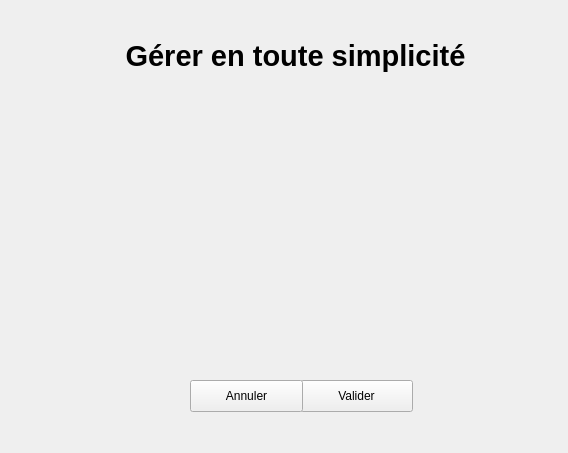
Qt form fenetreoperateur.ui (TitiCrou/TAC) before a commit.
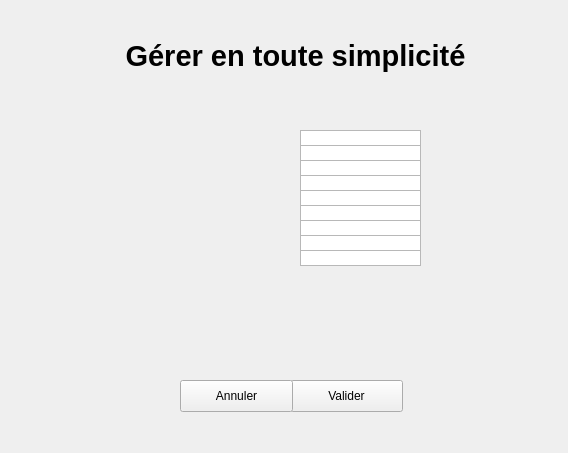
The same form after that commit. The open tabs and pages were chosen to show the change.

The edit to the form file:
```diff
--- a/fenetreoperateur.ui
+++ b/fenetreoperateur.ui
@@ -213,7 +213,7 @@
      <widget class="QPushButton" name="validationAjout">
       <property name="geometry">
        <rect>
-        <x>280</x>
+        <x>270</x>
         <y>360</y>
         <width>113</width>
         <height>32</height>
@@ -226,7 +226,7 @@
      <widget class="QPushButton" name="annulationAjout">
       <property name="geometry">
        <rect>
-        <x>170</x>
+        <x>160</x>
         <y>360</y>
         <width>113</width>
         <height>32</height>
@@ -236,6 +236,171 @@
        <string>Annuler</string>
       </property>
      </widget>
+     <widget class="QTextEdit" name="addMarque">
+      <property name="geometry">
+       <rect>
+        <x>280</x>
+        <y>110</y>
+        <width>121</width>
+        <height>16</height>
+       </rect>
+      </property>
+      <property name="font">
+       <font>
+        <pointsize>11</pointsize>
+       </font>
+      </property>
+      <property name="verticalScrollBarPolicy">
+       <enum>Qt::ScrollBarAlwaysOff</enum>
+      </property>
+      <property name="horizontalScrollBarPolicy">
+       <enum>Qt::ScrollBarAlwaysOff</enum>
+      </property>
+     </widget>
+     <widget class="QTextEdit" name="addModele">
+      <property name="geometry">
+       <rect>
+        <x>280</x>
+        <y>125</y>
+        <width>121</width>
+        <height>16</height>
+       </rect>
+      </property>
+      <property name="font">
+       <font>
+        <pointsize>11</pointsize>
+       </font>
+      </property>
+      <property name="verticalScrollBarPolicy">
+       <enum>Qt::ScrollBarAlwaysOff</enum>
+      </property>
+     </widget>
+     <widget class="QTextEdit" name="addOption1">
+      <property name="geometry">
+       <rect>
+        <x>280</x>
+        <y>185</y>
+        <width>121</width>
+        <height>16</height>
+       </rect>
+      </property>
+      <property name="font">
+       <font>
+        <pointsize>11</pointsize>
+       </font>
+      </property>
+      <property name="verticalScrollBarPolicy">
+       <enum>Qt::ScrollBarAlwaysOff</enum>
+      </property>
+     </widget>
+     <widget class="QTextEdit" name="addPrix">
+      <property name="geometry">
+       <rect>
+        <x>280</x>
+        <y>155</y>
+        <width>121</width>
+        <height>16</height>
+       </rect>
+      </property>
+      <property name="font">
+       <font>
+        <pointsize>11</pointsize>
+       </font>
+      </property>
+      <property name="verticalScrollBarPolicy">
+       <enum>Qt::ScrollBarAlwaysOff</enum>
+      </property>
+     </widget>
+     <widget class="QTextEdit" name="addOption4">
+      <property name="geometry">
+       <rect>
+        <x>280</x>
+        <y>230</y>
+        <width>121</width>
+        <height>16</height>
+       </rect>
+      </property>
+      <property name="font">
+       <font>
+        <pointsize>11</pointsize>
+       </font>
+      </property>
+      <property name="verticalScrollBarPolicy">
+       <enum>Qt::ScrollBarAlwaysOff</enum>
+      </property>
+     </widget>
+     <widget class="QTextEdit" name="addCouleur">
+      <property name="geometry">
+       <rect>
+        <x>280</x>
+        <y>140</y>
+        <width>121</width>
+        <height>16</height>
+       </rect>
+      </property>
+      <property name="font">
+       <font>
+        <pointsize>11</pointsize>
+       </font>
+      </property>
+      <property name="verticalScrollBarPolicy">
+       <enum>Qt::ScrollBarAlwaysOff</enum>
+      </property>
+     </widget>
+     <widget class="QTextEdit" name="addOption2">
+      <property name="geometry">
+       <rect>
+        <x>280</x>
+        <y>200</y>
+        <width>121</width>
+        <height>16</height>
+       </rect>
+      </property>
+      <property name="font">
+       <font>
+        <pointsize>11</pointsize>
+       </font>
+      </property>
+      <property name="verticalScrollBarPolicy">
+       <enum>Qt::ScrollBarAlwaysOff</enum>
+      </property>
+     </widget>
+     <widget class="QTextEdit" name="addOption3">
+      <property name="geometry">
+       <rect>
+        <x>280</x>
+        <y>215</y>
+        <width>121</width>
+        <height>16</height>
+       </rect>
+      </property>
+      <property name="font">
+       <font>
+        <pointsize>11</pointsize>
+       </font>
+      </property>
+      <property name="verticalScrollBarPolicy">
+       <enum>Qt::ScrollBarAlwaysOff</enum>
+      </property>
+     </widget>
+     <widget class="QTextEdit" name="addAnnee">
+      <property name="geometry">
+       <rect>
+        <x>280</x>
+        <y>170</y>
+        <width>121</width>
+        <height>16</height>
+       </rect>
+      </property>
+      <property name="font">
+       <font>
+        <pointsize>11</pointsize>
+       </font>
+      </property>
+      <property name="verticalScrollBarPolicy">
+       <enum>Qt::ScrollBarAlwaysOff</enum>
+      </property>
+     </widget>
     </widget>
     <widget class="QWidget" name="page_3">
      <widget class="QLabel" name="titre_3">
```
Left out of the diff: 167 changed lines with no effect on the pictures.
